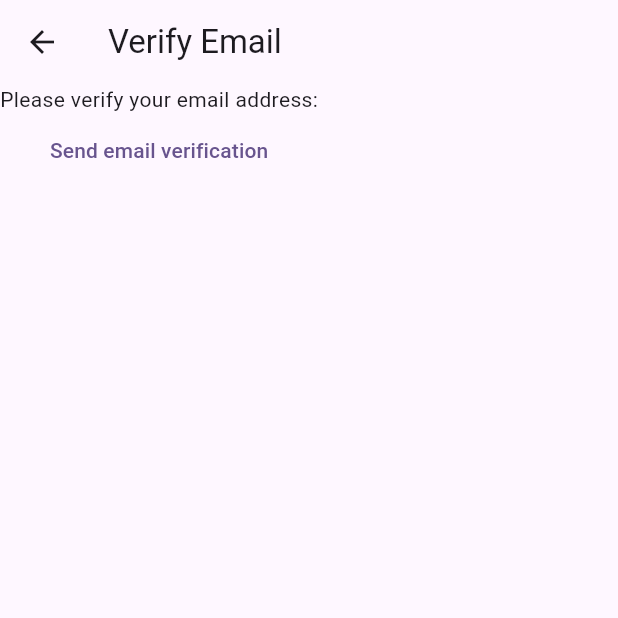
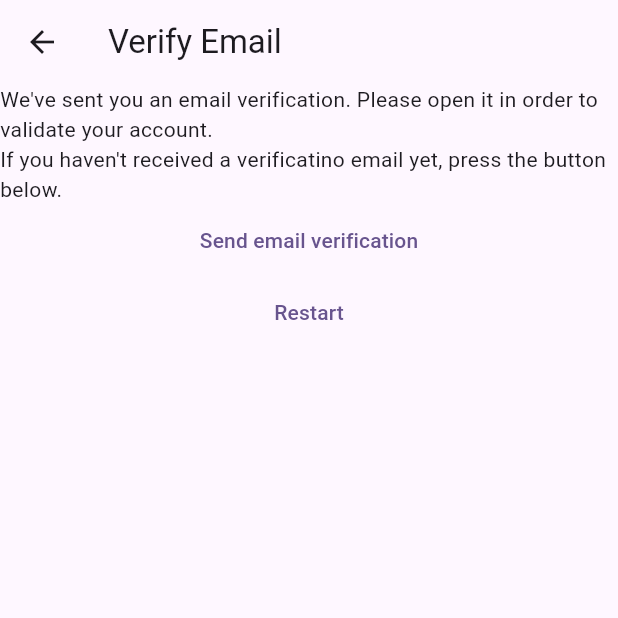
Before and after one commit to Roathy/mironline-test, a Flutter app: the VerifyEmailView screen opened directly, on a phone screen of 412 x 824 dp, the top half of it. Run offline on Flutter 3.47's test engine with Material 2 defaults, Android fonts, the phone set to English and light mode, and no system bars; our stand-ins replace firebase_auth, firebase_core; accounts and stored records are empty.

Commit message:
Add restart button
Add auto sent verify email

Add resend verify email

```diff
--- a/lib/constants/routes.dart
+++ b/lib/constants/routes.dart
@@ -1,3 +1,4 @@
 const loginRoute = '/login/';
 const registerRoute = '/register/';
 const notesRoute = '/notes/';
+const verifyEmailRoute = '/verify-email';
--- a/lib/views/verify_email_view.dart
+++ b/lib/views/verify_email_view.dart
@@ -1,4 +1,8 @@
+import 'package:firebase_auth/firebase_auth.dart';
 import 'package:flutter/material.dart';
+import 'package:mironline/constants/routes.dart';
+
+import '../utilities/show_custom_dialog.dart';
 
 class VerifyEmailView extends StatefulWidget {
   const VerifyEmailView({super.key});
@@ -12,13 +16,30 @@ class _VerifyEmailViewState extends State<VerifyEmailView> {
   Widget build(BuildContext context) {
     return Scaffold(
       appBar: AppBar(
+        leading: const BackButton(),
         title: const Text('Verify Email'),
       ),
-      body: Column(children: [
-        const Text('Please verify your email address:'),
-        TextButton(
-            onPressed: () {}, child: const Text('Send email verification'))
-      ]),
+      body: Center(
+        child: Column(children: [
+          const Text("We've sent you an email verification. Please open it in order to validate your account."),
+          const Text("If you haven't received a verificatino email yet, press the button below."),
+          TextButton(
+            onPressed: () async {
+              await showCustomDialog(context, 'Please check your inbox', 'An email has already been sent to confirm your account');
+            },
+            child: const Text('Send email verification'),
+          ),
+          TextButton(
+            onPressed: () async {
+              await FirebaseAuth.instance.signOut();
+              if (mounted) {
+                Navigator.of(context).pushNamedAndRemoveUntil(registerRoute, (route) => false);
+              }
+            },
+            child: const Text('Restart'),
+          )
+        ]),
+      ),
     );
   }
 }
```
Also changed, not shown: lib/main.dart (+5 -3 lines), lib/utilities/show_custom_dialog.dart (added, +26 -0 lines), lib/views/home_page.dart (+5 -5 lines), lib/views/register_view.dart (+11 -7 lines).
